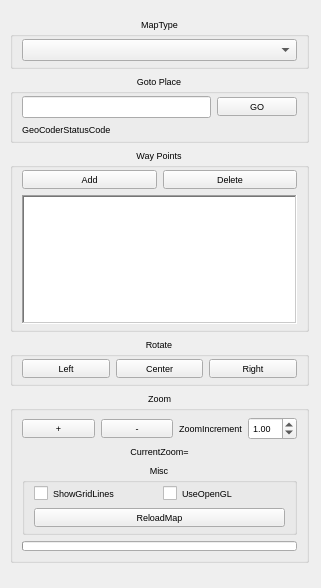
Above: ground/src/plugins/opmap/opmap_controlpanel.ui from openpilot/OpenPilot before the change. Below: the same form after it.
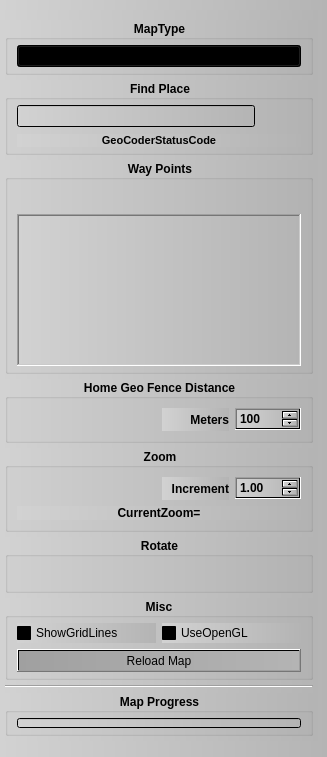
That is the form after the change. Icons and pictures are not drawn.

Commit message: Updated new map user controls

Patch:
```diff
--- a/ground/src/plugins/opmap/opmap_controlpanel.ui
+++ b/ground/src/plugins/opmap/opmap_controlpanel.ui
@@ -6,8 +6,8 @@
    <rect>
     <x>0</x>
     <y>0</y>
-    <width>321</width>
-    <height>588</height>
+    <width>327</width>
+    <height>757</height>
    </rect>
   </property>
   <property name="sizePolicy">
@@ -36,13 +36,16 @@
   <property name="windowTitle">
    <string>OPMap Control Panel</string>
   </property>
+  <property name="styleSheet">
+   <string notr="true">background-color: qlineargradient(spread:pad, x1:0, y1:0, x2:1, y2:0, stop:0 rgba(210, 210, 210, 255), stop:1 rgba(180, 180, 180, 255));</string>
+  </property>
   <widget class="QWidget" name="layoutWidget">
    <property name="geometry">
     <rect>
-     <x>5</x>
-     <y>7</y>
-     <width>309</width>
-     <height>561</height>
+     <x>0</x>
+     <y>10</y>
+     <width>318</width>
+     <height>731</height>
     </rect>
    </property>
    <layout class="QVBoxLayout" name="verticalLayout_3">
@@ -66,6 +69,12 @@
     </property>
     <item>
      <widget class="QGroupBox" name="groupBox_5">
+      <property name="font">
+       <font>
+        <weight>75</weight>
+        <bold>true</bold>
+       </font>
+      </property>
       <property name="title">
        <string>MapType</string>
       </property>
@@ -83,15 +92,28 @@
         <number>5</number>
        </property>
        <item>
-        <widget class="QComboBox" name="comboBox"/>
+        <widget class="QComboBox" name="comboBox">
+         <property name="font">
+          <font>
+           <weight>50</weight>
+           <bold>false</bold>
+          </font>
+         </property>
+        </widget>
        </item>
       </layout>
      </widget>
     </item>
     <item>
      <widget class="QGroupBox" name="groupBox">
+      <property name="font">
+       <font>
+        <weight>75</weight>
+        <bold>true</bold>
+       </font>
+      </property>
       <property name="title">
-       <string>Goto Place</string>
+       <string>Find Place</string>
       </property>
       <property name="alignment">
        <set>Qt::AlignCenter</set>
@@ -109,15 +131,35 @@
        <item>
         <layout class="QHBoxLayout" name="horizontalLayout_5">
          <item>
-          <widget class="QLineEdit" name="lineEdit"/>
+          <widget class="QLineEdit" name="lineEdit">
+           <property name="font">
+            <font>
+             <weight>50</weight>
+             <bold>false</bold>
+            </font>
+           </property>
+          </widget>
          </item>
          <item>
           <widget class="QPushButton" name="pushButtonGO">
+           <property name="font">
+            <font>
+             <weight>50</weight>
+             <bold>false</bold>
+            </font>
+           </property>
            <property name="cursor">
             <cursorShape>OpenHandCursor</cursorShape>
            </property>
            <property name="text">
-            <string>GO</string>
+            <string/>
+           </property>
+           <property name="icon">
+            <iconset resource="../coreplugin/core.qrc">
+             <normaloff>:/core/images/find.png</normaloff>:/core/images/find.png</iconset>
+           </property>
+           <property name="flat">
+            <bool>true</bool>
            </property>
           </widget>
          </item>
@@ -125,9 +167,20 @@
        </item>
        <item>
         <widget class="QLabel" name="label">
+         <property name="font">
+          <font>
+           <pointsize>8</pointsize>
+           <weight>75</weight>
+           <italic>false</italic>
+           <bold>true</bold>
+          </font>
+         </property>
          <property name="text">
           <string>GeoCoderStatusCode</string>
          </property>
+         <property name="alignment">
+          <set>Qt::AlignCenter</set>
+         </property>
         </widget>
        </item>
       </layout>
@@ -135,6 +188,12 @@
     </item>
     <item>
      <widget class="QGroupBox" name="groupBox_6">
+      <property name="font">
+       <font>
+        <weight>75</weight>
+        <bold>true</bold>
+       </font>
+      </property>
       <property name="title">
        <string>Way Points</string>
       </property>
@@ -155,21 +214,47 @@
         <layout class="QHBoxLayout" name="horizontalLayout_6">
          <item>
           <widget class="QPushButton" name="pushButtonAddWayPoint">
+           <property name="font">
+            <font>
+             <weight>50</weight>
+             <bold>false</bold>
+            </font>
+           </property>
            <property name="cursor">
             <cursorShape>OpenHandCursor</cursorShape>
            </property>
            <property name="text">
-            <string>Add</string>
+            <string/>
+           </property>
+           <property name="icon">
+            <iconset resource="../coreplugin/core.qrc">
+             <normaloff>:/core/images/plus.png</normaloff>:/core/images/plus.png</iconset>
+           </property>
+           <property name="flat">
+            <bool>true</bool>
            </property>
           </widget>
          </item>
          <item>
           <widget class="QPushButton" name="pushButtonDeleteWayPoint">
+           <property name="font">
+            <font>
+             <weight>50</weight>
+             <bold>false</bold>
+            </font>
+           </property>
            <property name="cursor">
             <cursorShape>OpenHandCursor</cursorShape>
            </property>
            <property name="text">
-            <string>Delete</string>
+            <string/>
+           </property>
+           <property name="icon">
+            <iconset resource="../coreplugin/core.qrc">
+             <normaloff>:/core/images/minus.png</normaloff>:/core/images/minus.png</iconset>
+           </property>
+           <property name="flat">
+            <bool>true</bool>
            </property>
           </widget>
          </item>
@@ -177,6 +262,12 @@
        </item>
        <item>
         <widget class="QListView" name="listViewWayPoints">
+         <property name="font">
+          <font>
+           <weight>50</weight>
+           <bold>false</bold>
+          </font>
+         </property>
          <property name="frameShape">
           <enum>QFrame::WinPanel</enum>
          </property>
@@ -186,9 +277,15 @@
      </widget>
     </item>
     <item>
-     <widget class="QGroupBox" name="groupBox_2">
+     <widget class="QGroupBox" name="groupBox_7">
+      <property name="font">
+       <font>
+        <weight>75</weight>
+        <bold>true</bold>
+       </font>
+      </property>
       <property name="title">
-       <string>Rotate</string>
+       <string>Home Geo Fence Distance</string>
       </property>
       <property name="alignment">
        <set>Qt::AlignCenter</set>
@@ -196,48 +293,107 @@
       <property name="flat">
        <bool>true</bool>
       </property>
-      <layout class="QHBoxLayout" name="horizontalLayout">
-       <property name="topMargin">
-        <number>5</number>
-       </property>
-       <property name="bottomMargin">
-        <number>5</number>
-       </property>
+      <layout class="QVBoxLayout" name="verticalLayout_2">
        <item>
-        <widget class="QPushButton" name="pushButtonRL">
+        <layout class="QHBoxLayout" name="horizontalLayout_7">
+         <item>
+          <widget class="QPushButton" name="pushButtonGeoFenceM">
+           <property name="font">
+            <font>
+             <weight>50</weight>
+             <bold>false</bold>
+            </font>
+           </property>
          <property name="cursor">
           <cursorShape>OpenHandCursor</cursorShape>
          </property>
          <property name="text">
-          <string>Left</string>
-         </property>
+            <string/>
+           </property>
+           <property name="icon">
+            <iconset resource="../coreplugin/core.qrc">
+             <normaloff>:/core/images/minus.png</normaloff>:/core/images/minus.png</iconset>
+           </property>
+           <property name="flat">
+            <bool>true</bool>
+           </property>
         </widget>
        </item>
        <item>
-        <widget class="QPushButton" name="pushButtonRC">
+          <widget class="QPushButton" name="pushButtonGeoFenceP">
+           <property name="font">
+            <font>
+             <weight>50</weight>
+             <bold>false</bold>
+            </font>
+           </property>
          <property name="cursor">
           <cursorShape>OpenHandCursor</cursorShape>
          </property>
          <property name="text">
-          <string>Center</string>
-         </property>
+            <string/>
+           </property>
+           <property name="icon">
+            <iconset resource="../coreplugin/core.qrc">
+             <normaloff>:/core/images/plus.png</normaloff>:/core/images/plus.png</iconset>
+           </property>
+           <property name="flat">
+            <bool>true</bool>
+           </property>
         </widget>
        </item>
        <item>
-        <widget class="QPushButton" name="pushButtonRR">
-         <property name="cursor">
-          <cursorShape>OpenHandCursor</cursorShape>
+          <widget class="QLabel" name="label_6">
+           <property name="font">
+            <font>
+             <weight>75</weight>
+             <bold>true</bold>
+            </font>
          </property>
          <property name="text">
-          <string>Right</string>
-         </property>
-        </widget>
+            <string>Meters</string>
+           </property>
+           <property name="alignment">
+            <set>Qt::AlignRight|Qt::AlignTrailing|Qt::AlignVCenter</set>
+           </property>
+          </widget>
+         </item>
+         <item>
+          <widget class="QSpinBox" name="spinBoxGeoFenceDistance">
+           <property name="font">
+            <font>
+             <pointsize>9</pointsize>
+             <weight>75</weight>
+             <bold>true</bold>
+            </font>
+           </property>
+           <property name="minimum">
+            <number>50</number>
+           </property>
+           <property name="maximum">
+            <number>2000</number>
+           </property>
+           <property name="singleStep">
+            <number>50</number>
+           </property>
+           <property name="value">
+            <number>100</number>
+           </property>
+          </widget>
+         </item>
+        </layout>
        </item>
       </layout>
      </widget>
     </item>
     <item>
      <widget class="QGroupBox" name="groupBox_3">
+      <property name="font">
+       <font>
+        <weight>75</weight>
+        <bold>true</bold>
+       </font>
+      </property>
       <property name="title">
        <string>Zoom</string>
       </property>
@@ -250,38 +406,78 @@
       <layout class="QVBoxLayout" name="verticalLayout">
        <item>
         <layout class="QHBoxLayout" name="horizontalLayout_3">
-         <item>
-          <widget class="QPushButton" name="pushButtonZoomP">
-           <property name="cursor">
-            <cursorShape>OpenHandCursor</cursorShape>
-           </property>
-           <property name="text">
-            <string>+</string>
-           </property>
-          </widget>
-         </item>
          <item>
           <widget class="QPushButton" name="pushButtonZoomM">
+           <property name="font">
+            <font>
+             <weight>50</weight>
+             <bold>false</bold>
+            </font>
+           </property>
            <property name="cursor">
             <cursorShape>OpenHandCursor</cursorShape>
            </property>
            <property name="text">
-            <string>-</string>
+            <string/>
+           </property>
+           <property name="icon">
+            <iconset resource="../coreplugin/core.qrc">
+             <normaloff>:/core/images/minus.png</normaloff>:/core/images/minus.png</iconset>
+           </property>
+           <property name="flat">
+            <bool>true</bool>
+           </property>
+          </widget>
+         </item>
+         <item>
+          <widget class="QPushButton" name="pushButtonZoomP">
+           <property name="font">
+            <font>
+             <weight>50</weight>
+             <bold>false</bold>
+            </font>
+           </property>
+           <property name="cursor">
+            <cursorShape>OpenHandCursor</cursorShape>
+           </property>
+           <property name="text">
+            <string/>
+           </property>
+           <property name="icon">
+            <iconset resource="../coreplugin/core.qrc">
+             <normaloff>:/core/images/plus.png</normaloff>:/core/images/plus.png</iconset>
+           </property>
+           <property name="flat">
+            <bool>true</bool>
            </property>
           </widget>
          </item>
          <item>
           <widget class="QLabel" name="label_4">
+           <property name="font">
+            <font>
+             <weight>75</weight>
+             <bold>true</bold>
+            </font>
+           </property>
            <property name="text">
-            <string>ZoomIncrement</string>
+            <string>Increment</string>
            </property>
            <property name="alignment">
-            <set>Qt::AlignCenter</set>
+            <set>Qt::AlignRight|Qt::AlignTrailing|Qt::AlignVCenter</set>
            </property>
           </widget>
          </item>
          <item>
           <widget class="QDoubleSpinBox" name="doubleSpinBox">
+           <property name="font">
+            <font>
+             <pointsize>9</pointsize>
+             <weight>75</weight>
+             <italic>false</italic>
+             <bold>true</bold>
+            </font>
+           </property>
            <property name="cursor">
             <cursorShape>OpenHandCursor</cursorShape>
            </property>
@@ -297,6 +493,13 @@
        </item>
        <item>
         <widget class="QLabel" name="label_5">
+         <property name="font">
+          <font>
+           <pointsize>9</pointsize>
+           <weight>75</weight>
+           <bold>true</bold>
+          </font>
+         </property>
          <property name="text">
           <string>CurrentZoom=</string>
          </property>
@@ -305,8 +508,114 @@
          </property>
         </widget>
        </item>
+      </layout>
+     </widget>
+    </item>
+    <item>
+     <widget class="QGroupBox" name="groupBox_2">
+      <property name="font">
+       <font>
+        <weight>75</weight>
+        <bold>true</bold>
+       </font>
+      </property>
+      <property name="title">
+       <string>Rotate</string>
+      </property>
+      <property name="alignment">
+       <set>Qt::AlignCenter</set>
+      </property>
+      <property name="flat">
+       <bool>true</bool>
+      </property>
+      <layout class="QHBoxLayout" name="horizontalLayout">
+       <property name="topMargin">
+        <number>5</number>
+       </property>
+       <property name="bottomMargin">
+        <number>5</number>
+       </property>
+       <item>
+        <widget class="QPushButton" name="pushButtonRL">
+         <property name="font">
+          <font>
+           <weight>50</weight>
+           <bold>false</bold>
+          </font>
+         </property>
+         <property name="cursor">
+          <cursorShape>OpenHandCursor</cursorShape>
+         </property>
+         <property name="text">
+          <string/>
+         </property>
+         <property name="icon">
+          <iconset resource="../coreplugin/core.qrc">
+           <normaloff>:/core/images/undo.png</normaloff>:/core/images/undo.png</iconset>
+         </property>
+         <property name="flat">
+          <bool>true</bool>
+         </property>
+        </widget>
+       </item>
+       <item>
+        <widget class="QPushButton" name="pushButtonRC">
+         <property name="font">
+          <font>
+           <weight>50</weight>
+           <bold>false</bold>
+          </font>
+         </property>
+         <property name="cursor">
+          <cursorShape>OpenHandCursor</cursorShape>
+         </property>
+         <property name="text">
+          <string/>
+         </property>
+         <property name="icon">
+          <iconset resource="../coreplugin/core.qrc">
+           <normaloff>:/core/images/clear.png</normaloff>:/core/images/clear.png</iconset>
+         </property>
+         <property name="flat">
+          <bool>true</bool>
+         </property>
+        </widget>
+       </item>
+       <item>
+        <widget class="QPushButton" name="pushButtonRR">
+         <property name="font">
+          <font>
+           <weight>50</weight>
+           <bold>false</bold>
+          </font>
+         </property>
+         <property name="cursor">
+          <cursorShape>OpenHandCursor</cursorShape>
+         </property>
+         <property name="text">
+          <string/>
+         </property>
+         <property name="icon">
+          <iconset resource="../coreplugin/core.qrc">
+           <normaloff>:/core/images/redo.png</normaloff>:/core/images/redo.png</iconset>
+         </property>
+         <property name="flat">
+          <bool>true</bool>
+         </property>
+        </widget>
+       </item>
+      </layout>
+     </widget>
+    </item>
        <item>
         <widget class="QGroupBox" name="groupBox_4">
+      <property name="font">
+       <font>
+        <weight>75</weight>
+        <italic>false</italic>
+        <bold>true</bold>
+       </font>
+      </property>
          <property name="title">
           <string>Misc</string>
          </property>
@@ -327,6 +636,13 @@
            <layout class="QHBoxLayout" name="horizontalLayout_4">
             <item>
              <widget class="QCheckBox" name="checkBox">
+           <property name="font">
+            <font>
+             <weight>50</weight>
+             <italic>false</italic>
+             <bold>false</bold>
+            </font>
+           </property>
               <property name="cursor">
                <cursorShape>OpenHandCursor</cursorShape>
               </property>
@@ -340,6 +656,13 @@
             </item>
             <item>
              <widget class="QCheckBox" name="checkBox_2">
+           <property name="font">
+            <font>
+             <weight>50</weight>
+             <italic>false</italic>
+             <bold>false</bold>
+            </font>
+           </property>
               <property name="cursor">
                <cursorShape>OpenHandCursor</cursorShape>
               </property>
@@ -352,17 +675,37 @@
           </item>
           <item>
            <widget class="QPushButton" name="pushButton">
+         <property name="font">
+          <font>
+           <weight>50</weight>
+           <italic>false</italic>
+           <bold>false</bold>
+          </font>
+         </property>
             <property name="cursor">
              <cursorShape>OpenHandCursor</cursorShape>
             </property>
+         <property name="styleSheet">
+          <string notr="true">background-color: qlineargradient(spread:pad, x1:0, y1:0, x2:1, y2:0, stop:0 rgba(160, 160, 160, 255), stop:1 rgba(180, 180, 180, 255));</string>
+         </property>
             <property name="text">
-             <string>ReloadMap</string>
+          <string>Reload Map</string>
+         </property>
+         <property name="flat">
+          <bool>false</bool>
             </property>
            </widget>
           </item>
          </layout>
         </widget>
        </item>
+    <item>
+     <widget class="Line" name="line">
+      <property name="orientation">
+       <enum>Qt::Horizontal</enum>
+      </property>
+     </widget>
+    </item>
        <item>
         <spacer name="verticalSpacer">
          <property name="orientation">
@@ -377,7 +720,31 @@
         </spacer>
        </item>
        <item>
-        <widget class="QProgressBar" name="progressBar">
+     <widget class="QGroupBox" name="groupBox_8">
+      <property name="font">
+       <font>
+        <weight>75</weight>
+        <bold>true</bold>
+       </font>
+      </property>
+      <property name="title">
+       <string>Map Progress</string>
+      </property>
+      <property name="alignment">
+       <set>Qt::AlignCenter</set>
+      </property>
+      <property name="flat">
+       <bool>true</bool>
+      </property>
+      <layout class="QHBoxLayout" name="horizontalLayout_2">
+       <property name="topMargin">
+        <number>5</number>
+       </property>
+       <property name="bottomMargin">
+        <number>5</number>
+       </property>
+       <item>
+        <widget class="QProgressBar" name="progressBarMap">
          <property name="sizePolicy">
           <sizepolicy hsizetype="Expanding" vsizetype="Fixed">
            <horstretch>0</horstretch>
```
Left out of the diff: 12 changed lines with no effect on the pictures. Lines whose indentation alone changed are shown as unchanged. The commit also changes 2 other files.
